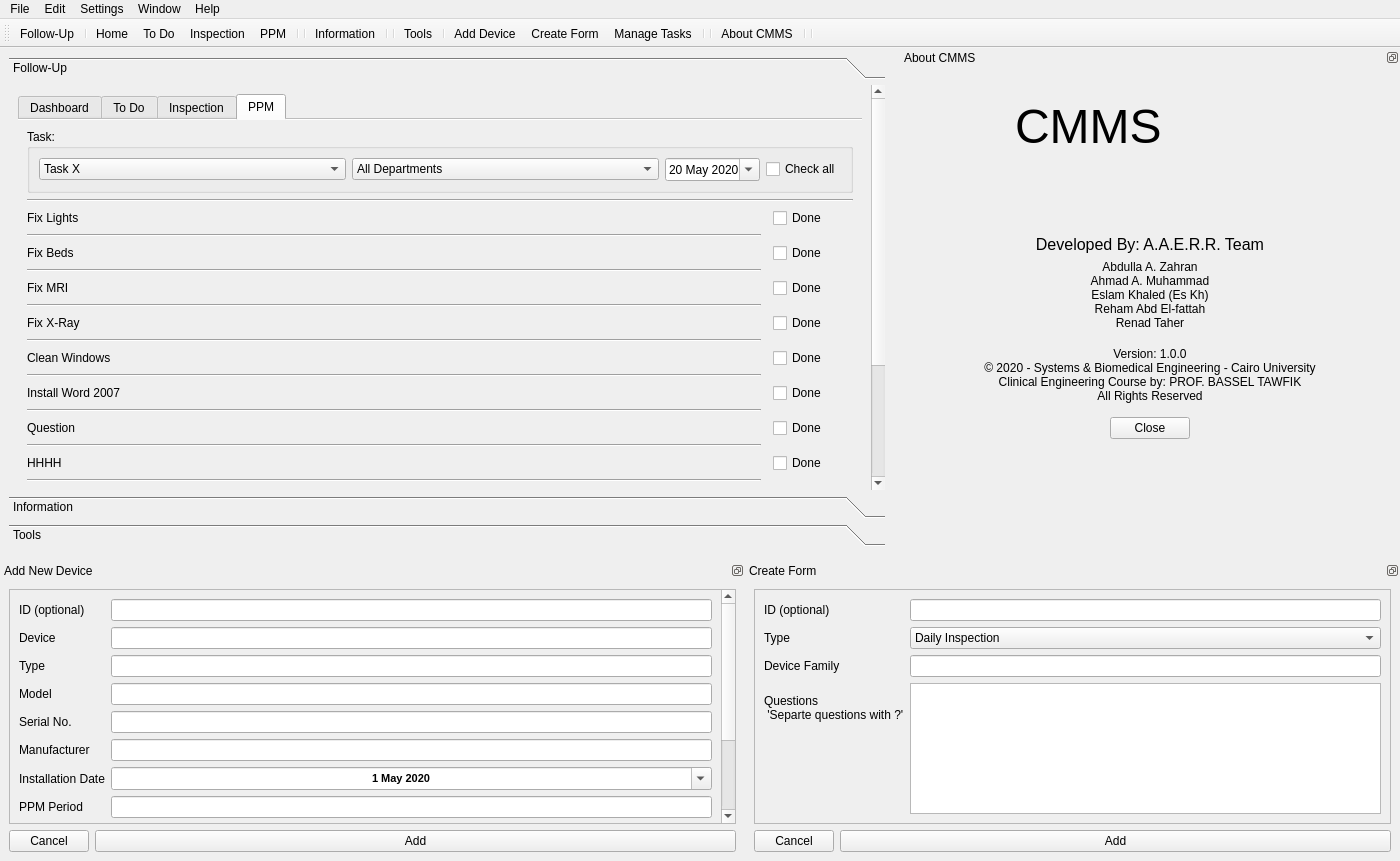
Old version of the form CMMS.ui in the repository ASquaredM/CMMS-for-healthcare-institutions.
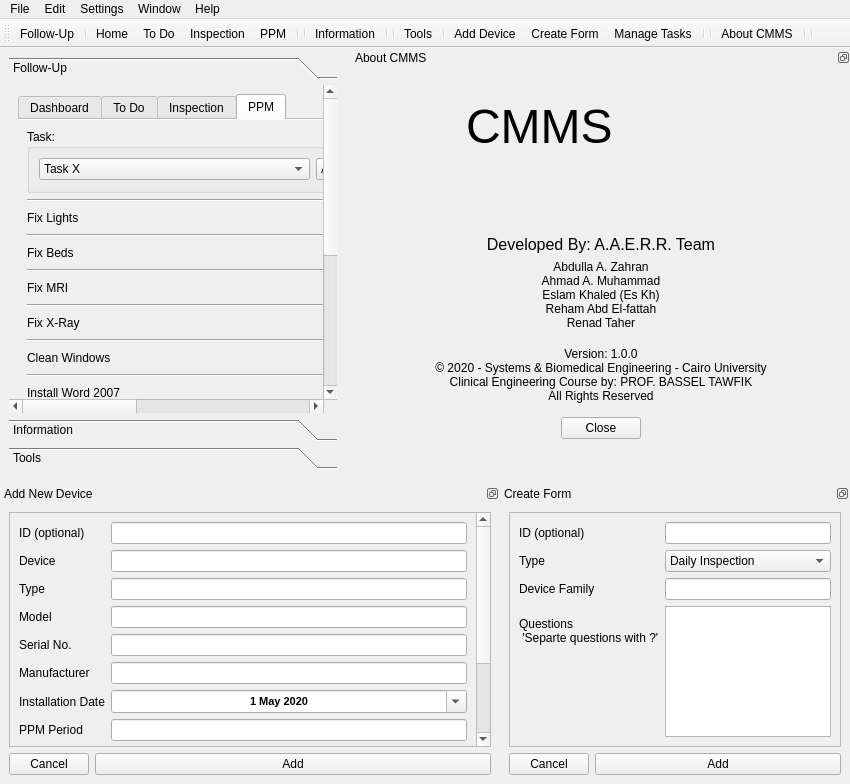
New version of the form. The open tabs and pages were chosen to show the change. Icons and pictures are not drawn.

Diff of the .ui file:
```diff
--- a/CMMS.ui
+++ b/CMMS.ui
@@ -6,10 +6,16 @@
    <rect>
     <x>0</x>
     <y>0</y>
-    <width>1400</width>
-    <height>861</height>
+    <width>850</width>
+    <height>784</height>
    </rect>
   </property>
+  <property name="sizePolicy">
+   <sizepolicy hsizetype="MinimumExpanding" vsizetype="MinimumExpanding">
+    <horstretch>0</horstretch>
+    <verstretch>0</verstretch>
+   </sizepolicy>
+  </property>
   <property name="minimumSize">
    <size>
     <width>850</width>
@@ -20,6 +26,18 @@
    <string>CMMS</string>
   </property>
   <widget class="QWidget" name="centralwidget">
+   <property name="sizePolicy">
+    <sizepolicy hsizetype="MinimumExpanding" vsizetype="MinimumExpanding">
+     <horstretch>0</horstretch>
+     <verstretch>0</verstretch>
+    </sizepolicy>
+   </property>
+   <property name="minimumSize">
+    <size>
+     <width>346</width>
+     <height>408</height>
+    </size>
+   </property>
    <layout class="QGridLayout" name="gridLayout">
     <item row="0" column="0">
      <widget class="QToolBox" name="toolBox">
@@ -31,8 +49,8 @@
         <rect>
          <x>0</x>
          <y>0</y>
-         <width>857</width>
-         <height>599</height>
+         <width>794</width>
+         <height>574</height>
         </rect>
        </property>
        <attribute name="icon">
@@ -2220,8 +2238,8 @@
     <rect>
      <x>0</x>
      <y>0</y>
-     <width>1400</width>
-     <height>25</height>
+     <width>850</width>
+     <height>21</height>
     </rect>
    </property>
    <widget class="QMenu" name="menuFile">
@@ -2472,9 +2490,9 @@
         <property name="geometry">
          <rect>
           <x>0</x>
-          <y>-102</y>
-          <width>793</width>
-          <height>326</height>
+          <y>0</y>
+          <width>463</width>
+          <height>324</height>
          </rect>
         </property>
         <layout class="QFormLayout" name="formLayout">
@@ -2761,8 +2779,8 @@
          <rect>
           <x>0</x>
           <y>0</y>
-          <width>544</width>
-          <height>224</height>
+          <width>330</width>
+          <height>229</height>
          </rect>
         </property>
         <layout class="QFormLayout" name="formLayout_2">
```
Left out of the diff: 18 changed lines with no effect on the pictures.
